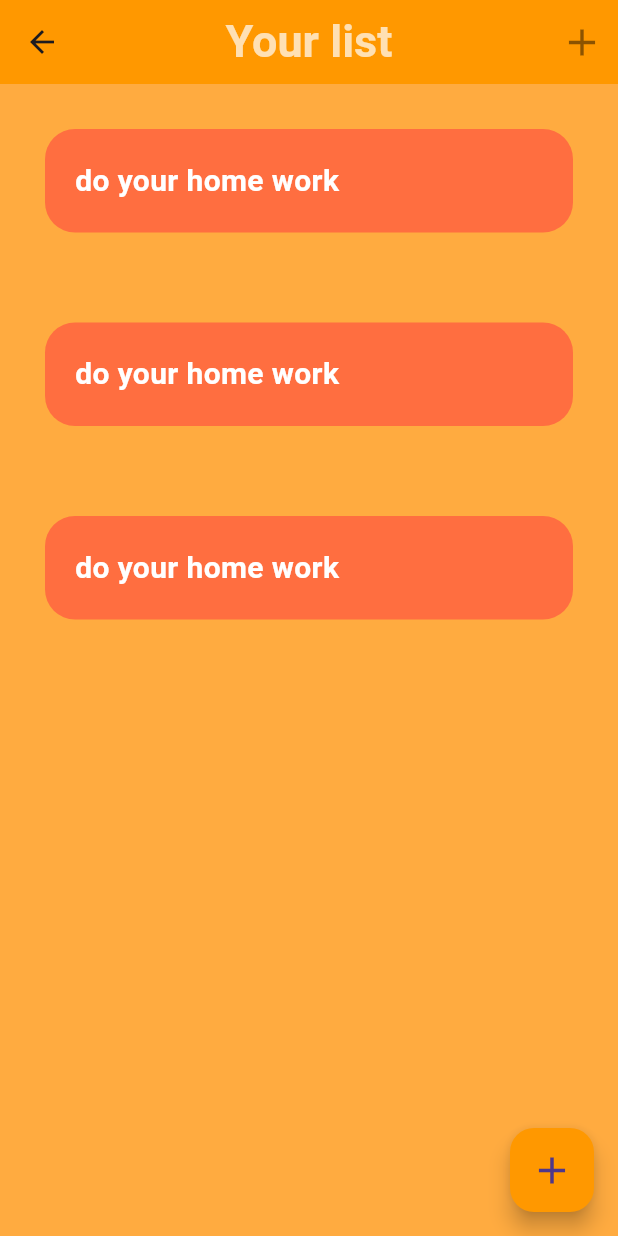
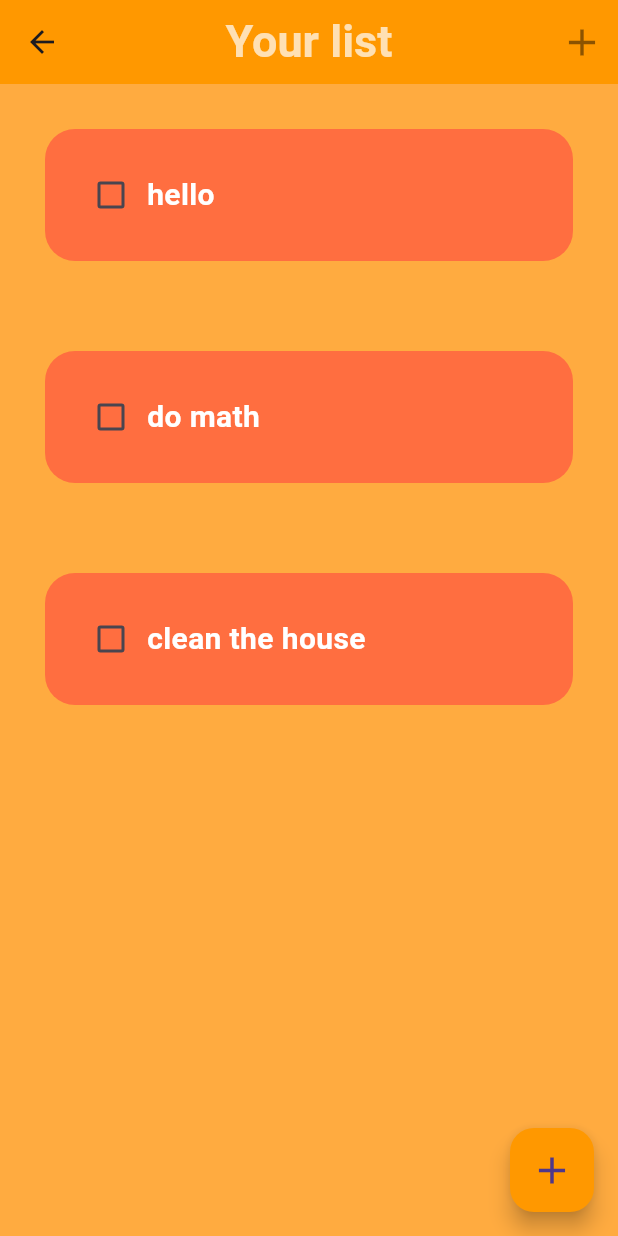
Before and after one commit to YayaBardweel/to-do-list-app, a Flutter app: the TheApp screen opened by its route, on a phone screen of 412 x 824 dp. Run offline on Flutter 3.47's test engine with Material 3 defaults, Android fonts, the light colour scheme and no system bars; our stand-ins replace lottie.

Commit message:
checkbox and text edit

```diff
--- a/lib/the_welcomScreen and the app/theApp.dart
+++ b/lib/the_welcomScreen and the app/theApp.dart
@@ -35,7 +35,7 @@ class _TheAppState extends State<TheApp> {
       ),
       backgroundColor: Colors.orangeAccent,
       body: ListView(
-        children: [TodoTitle(),TodoTitle(),TodoTitle()],
+        children: [TodoTitle(to_do_text: "hello"),TodoTitle(to_do_text: "do math"),TodoTitle(to_do_text: "clean the house")],
       ),
     );
   }
--- a/lib/util/todo_title.dart
+++ b/lib/util/todo_title.dart
@@ -1,10 +1,19 @@
 import 'package:flutter/material.dart';
 import 'package:untitled1/materl/text.dart';
 
-class TodoTitle extends StatelessWidget {
-  const TodoTitle({super.key});
+class TodoTitle extends StatefulWidget {
+  final String to_do_text;
+  const TodoTitle({super.key, required this.to_do_text});
 
   @override
+  State<TodoTitle> createState() => _TodoTitleState();
+}
+
+class _TodoTitleState extends State<TodoTitle> {
+  bool done = false;
+
+  @override
+
   Widget build(BuildContext context) {
     return Padding(
       padding: const EdgeInsets.all(30.0),
@@ -15,9 +24,24 @@ class TodoTitle extends StatelessWidget {
             borderRadius: BorderRadius.circular(20)),
         child: Row(
           children: [
+            Checkbox(
+                value: done, onChanged: (bool? value) {
+                  setState(() {
+                    done = value ?? false;
+
+                  });
+            }),
             Text(
-              "do your home work",
-              style: textType(Colors.white, 20, FontWeight.bold),
+              widget.to_do_text,
+              style: TextStyle(
+                color: Colors.white,
+                fontWeight: FontWeight.bold,
+                decoration: done ? TextDecoration.lineThrough : null,
+                decorationColor: Colors.black,
+                decorationThickness: 3,
+                fontSize: 20,
+
+              ),
             ),
           ],
         ),
```
Also changed, not shown: pubspec.lock.
